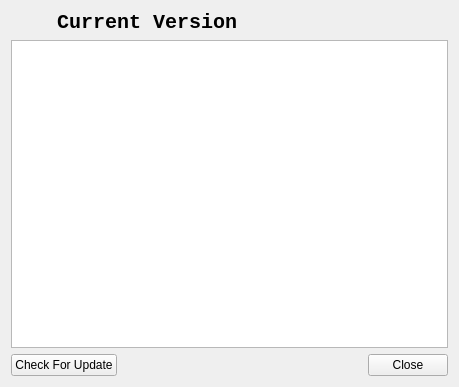
Qt form CryptokiMan/about_dlg.ui (jykim74/CryptokiMan) before a commit.
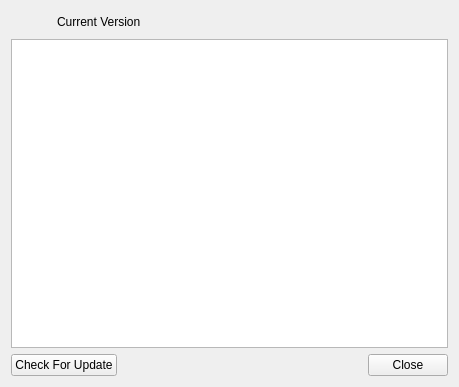
The same form after that commit. Icons and pictures are not drawn.

The edit to the form file:
```diff
--- a/CryptokiMan/about_dlg.ui
+++ b/CryptokiMan/about_dlg.ui
@@ -41,14 +41,6 @@
      </item>
      <item row="0" column="1">
       <widget class="QLabel" name="mVersionLabel">
-       <property name="font">
-        <font>
-         <family>Consolas</family>
-         <pointsize>15</pointsize>
-         <weight>75</weight>
-         <bold>true</bold>
-        </font>
-       </property>
        <property name="text">
         <string>Current Version</string>
        </property>
```
